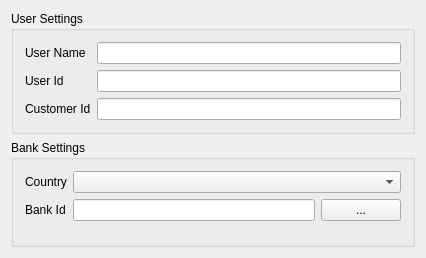
Before: the Qt Designer form src/frontends/q4banking/lib/dialogs/qbcfgtabpageusergen.ui in aqbanking/aqbanking, drawn with Qt 5.
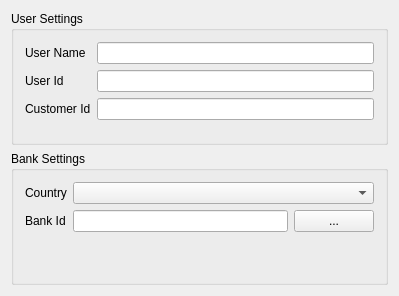
After: the same form once the commit is applied. Custom widgets are drawn as their Qt base class.

Diff of the .ui file:
```diff
--- a/src/frontends/q4banking/lib/dialogs/qbcfgtabpageusergen.ui
+++ b/src/frontends/q4banking/lib/dialogs/qbcfgtabpageusergen.ui
@@ -6,8 +6,8 @@
    <rect>
     <x>0</x>
     <y>0</y>
-    <width>426</width>
-    <height>258</height>
+    <width>399</width>
+    <height>296</height>
    </rect>
   </property>
   <property name="windowTitle">
```
